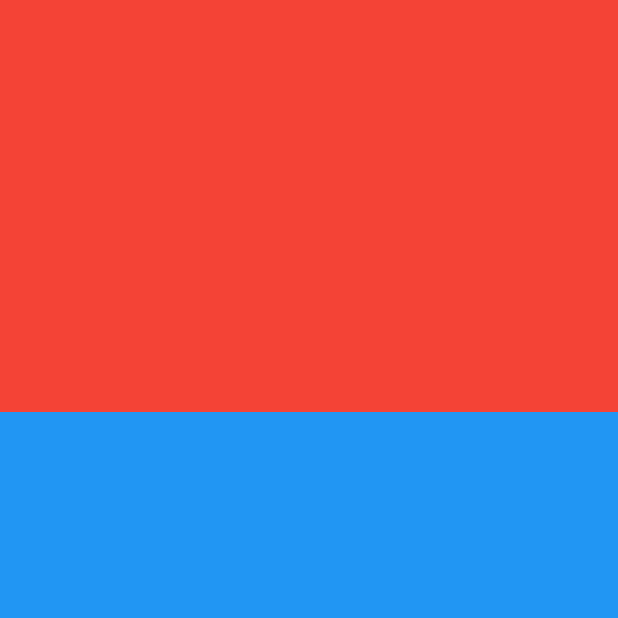
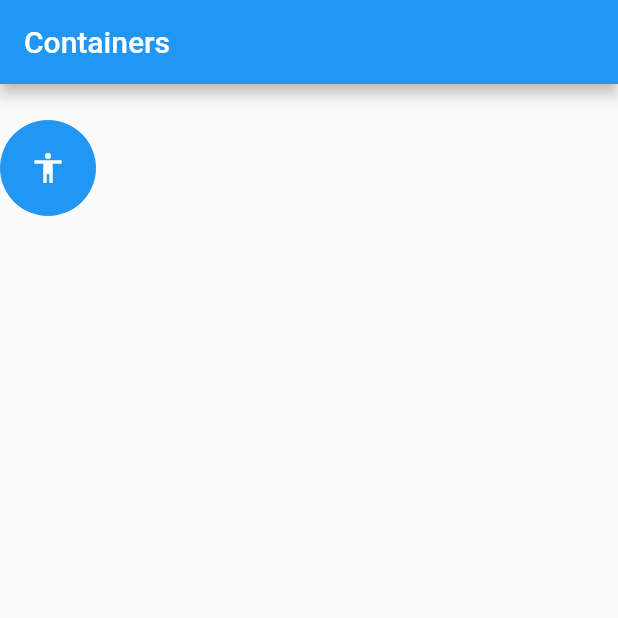
Before and after one commit to Victor1890/flutter_curso, a Flutter app: the screen it shows after launch, on a phone screen of 412 x 824 dp, the top half of it. Run offline on Flutter 3.47's test engine with Material 2 defaults, Android fonts, the phone set to English and light mode, and no system bars.

Commit message:
[ADD] Container

```diff
--- a/lib/widget/mainHome.dart
+++ b/lib/widget/mainHome.dart
@@ -12,48 +12,23 @@ class MyHomePage extends StatefulWidget {
 }
 
 class _MyHomePageState extends State<MyHomePage> {
-  int _counter = 0;
 
-  void _incrementCounter() {
-    setState(() {
-      _counter++;
-    });
-  }
-
-  @override
-  void initState() {
-    super.initState();
-
-    log('initState()');
-  }
 
   @override
   Widget build(BuildContext context) {
-    log('build()');
-
     return Scaffold(
-      body: Column(
-        children: [
-          Flexible(
-            flex: 1,
-            child: Container(
-              color: Colors.red,
-            ),
-          ),
-          Flexible(
-            flex: 2,
-            child: Container(
-              color: Colors.blue,
-            ),
-          ),
-          // Flexible(
-          //   flex: 2,
-          //   child: Container(
-          //     color: Colors.green,
-          //   ),
-          // ),
-        ],
-      )
+      appBar: AppBar(
+        title: Text('Containers'),
+      ),
+      body: Container(
+        margin: EdgeInsets.only(top: 24),
+        decoration: BoxDecoration(
+          color: Colors.blue,
+          shape: BoxShape.circle
+        ),
+        padding: EdgeInsets.all(20),
+        child: Icon(Icons.accessibility_sharp, color: Colors.white,),
+      ),
     );
   }
 }
```
